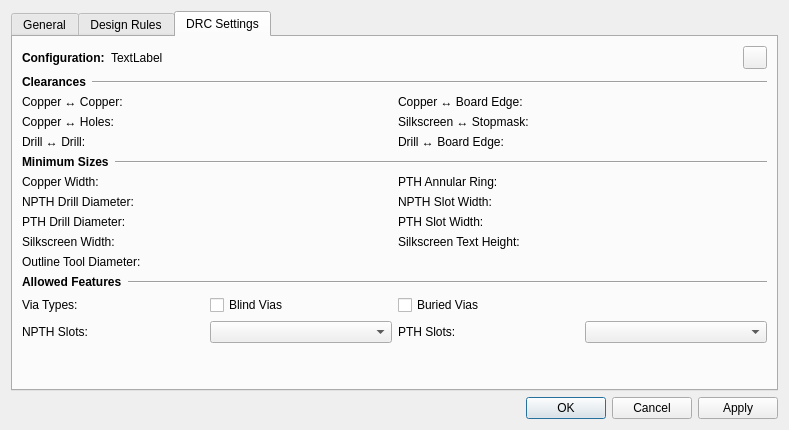
This is libs/librepcb/editor/project/board/boardsetupdialog.ui in LibrePCB/LibrePCB as Qt 5 draws it before an edit. The edited form follows.
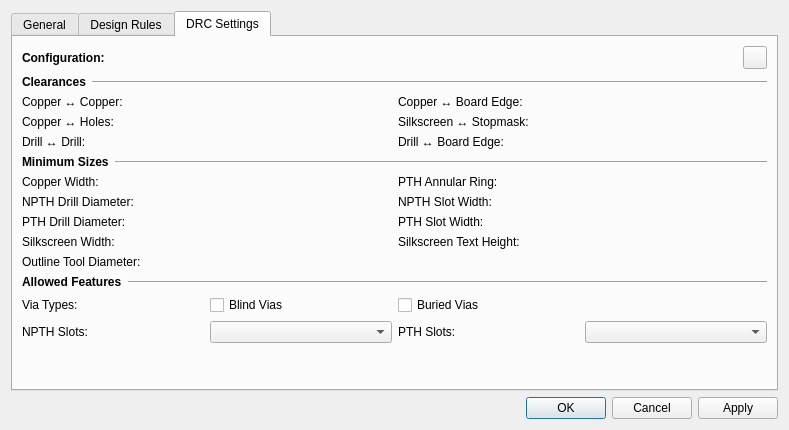
This is the edited form. Icons and pictures are not drawn. Custom widgets are drawn as their Qt base class.

The edit to the form file:
```diff
--- a/libs/librepcb/editor/project/board/boardsetupdialog.ui
+++ b/libs/librepcb/editor/project/board/boardsetupdialog.ui
@@ -634,7 +634,7 @@
                 </sizepolicy>
                </property>
                <property name="text">
-                <string>TextLabel</string>
+                <string notr="true"/>
                </property>
               </widget>
              </item>
```
Left out of the diff: 4 changed lines with no effect on the pictures.
